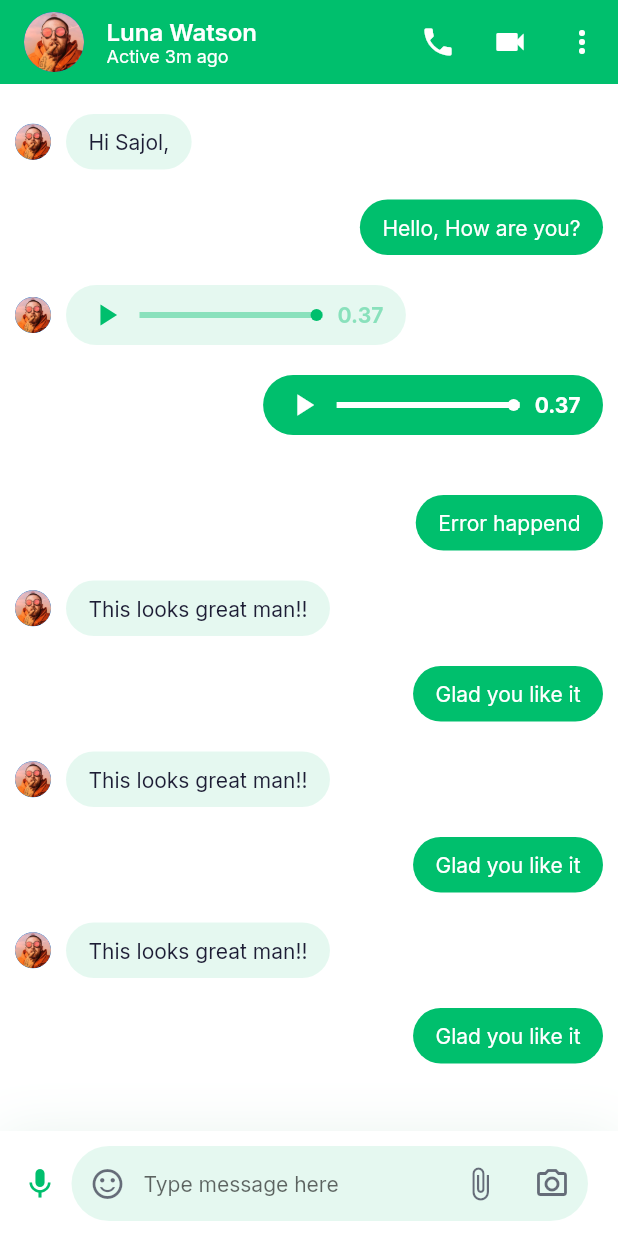
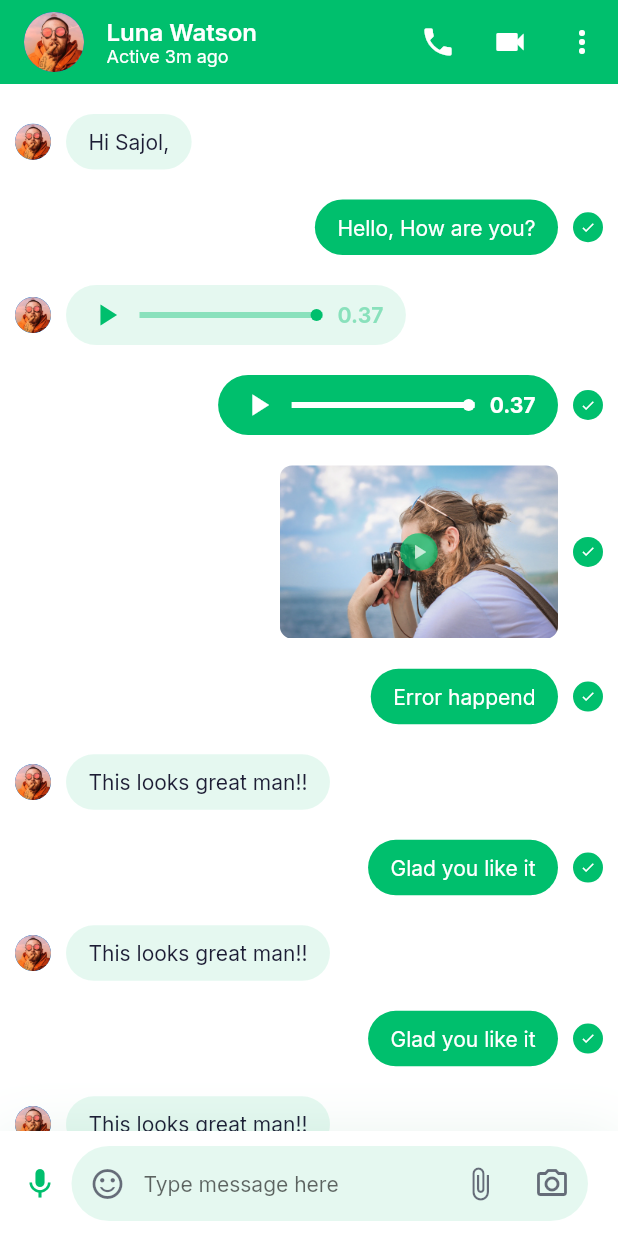
Before and after one commit to Flutter-Dart-Hacks/chat-messaging-ui, a Flutter app: the MessageDetail screen opened directly, on a phone screen of 412 x 824 dp. Run offline on Flutter 3.47's test engine with Material 2 defaults, Android fonts, the light colour scheme and no system bars; our stand-ins replace google_fonts.

Commit message:
Membuat halaman video message dan status message

```diff
--- a/lib/screens/messages/components/message_item.dart
+++ b/lib/screens/messages/components/message_item.dart
@@ -2,6 +2,7 @@ import 'package:chatmessagings/constants.dart';
 import 'package:chatmessagings/models/chat_message.dart';
 import 'package:chatmessagings/screens/messages/components/audio_message.dart';
 import 'package:chatmessagings/screens/messages/components/text_message.dart';
+import 'package:chatmessagings/screens/messages/components/video_message.dart';
 import 'package:flutter/material.dart';
 
 class MessageItem extends StatelessWidget {
@@ -42,6 +43,17 @@ class MessageItem extends StatelessWidget {
     }
   }
 
+  Widget checkStatusMessageDotSender(ChatMessage _message) {
+    if (_message.isSender) {
+      return MessageStatusDot(message: _message);
+    } else {
+      return const SizedBox(
+        width: 0,
+        height: 0,
+      );
+    }
+  }
+
   @override
   Widget build(BuildContext context) {
     return Padding(
@@ -54,19 +66,38 @@ class MessageItem extends StatelessWidget {
         children: [
           ...getAvatarSenderImage(context, chatMessage),
           checkMessageTypeContainer(chatMessage),
+          checkStatusMessageDotSender(chatMessage),
         ],
       ),
     );
   }
 }
 
-class VideoMessage extends StatelessWidget {
-  const VideoMessage({Key? key, required this.chatMessage}) : super(key: key);
+class MessageStatusDot extends StatefulWidget {
+  const MessageStatusDot({Key? key, required this.message}) : super(key: key);
 
-  final ChatMessage chatMessage;
+  final ChatMessage message;
 
   @override
+  State<MessageStatusDot> createState() => _MessageStatusDotState();
+}
+
+class _MessageStatusDotState extends State<MessageStatusDot> {
+  @override
   Widget build(BuildContext context) {
-    return Container();
+    return Container(
+      margin: const EdgeInsets.only(left: kDefaultPadding / 2),
+      height: 20,
+      width: 20,
+      decoration: const BoxDecoration(
+        color: kPrimaryColor,
+        shape: BoxShape.circle,
+      ),
+      child: Icon(
+        Icons.done,
+        size: 10,
+        color: Theme.of(context).scaffoldBackgroundColor,
+      ),
+    );
   }
 }
--- /dev/null
+++ b/lib/screens/messages/components/video_message.dart
@@ -0,0 +1,41 @@
+import 'package:chatmessagings/constants.dart';
+import 'package:chatmessagings/models/chat_message.dart';
+import 'package:flutter/material.dart';
+
+class VideoMessage extends StatelessWidget {
+  const VideoMessage({Key? key, required this.chatMessage}) : super(key: key);
+
+  final ChatMessage chatMessage;
+
+  @override
+  Widget build(BuildContext context) {
+    return SizedBox(
+      width: MediaQuery.of(context).size.width * 0.45, // 45  % width total,
+      child: AspectRatio(
+        aspectRatio: 1.6,
+        child: Stack(
+          alignment: Alignment.center,
+          children: [
+            ClipRRect(
+              borderRadius: BorderRadius.circular(8),
+              child: Image.asset('assets/images/video_place_here.png'),
+            ),
+            Container(
+              height: 25,
+              width: 25,
+              decoration: BoxDecoration(
+                color: kPrimaryColor.withOpacity(0.7),
+                shape: BoxShape.circle,
+              ),
+              child: Icon(
+                Icons.play_arrow,
+                color: Colors.white.withOpacity(0.7),
+                size: 16,
+              ),
+            )
+          ],
+        ),
+      ),
+    );
+  }
+}
```
Also changed, not shown: assets/images/video_place_here.png (renamed from assets/images/Video Place Here.png).
